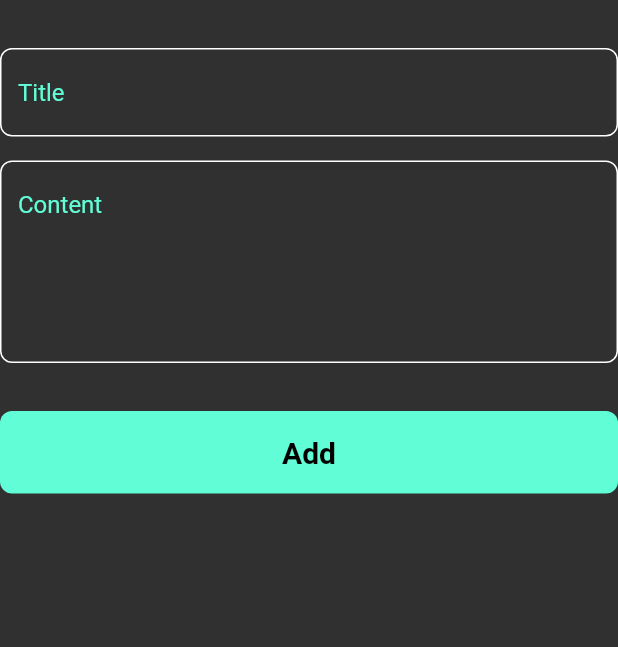
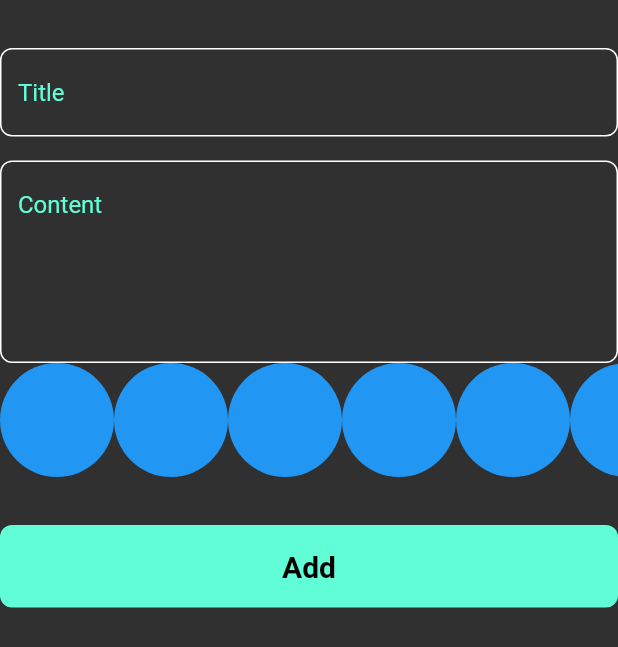
Before and after one commit to sagasameh/note_app, a Flutter app: the AddNotesForm widget shown alone on an empty page, opened directly, on a phone screen of 412 x 824 dp. Shown: the top 647 px of the screen. Run offline on Flutter 3.47's test engine with Material 2 defaults, Android fonts, the phone set to English and light mode, and no system bars; our stand-ins replace bloc, flutter_bloc, hive, hive_flutter, modal_progress_hud_nsn; accounts and stored records are empty.

Commit message:
Create colors listview part1

```diff
--- a/lib/widgets/add_note_form.dart
+++ b/lib/widgets/add_note_form.dart
@@ -4,6 +4,7 @@ import 'package:intl/intl.dart';
 import 'package:note_app/cubits/add_notes_cubit/add_notes_cubit.dart';
 import 'package:note_app/custom_button.dart';
 import 'package:note_app/models/note_model.dart';
+import 'package:note_app/widgets/colors_list_view.dart';
 import 'package:note_app/widgets/custom_text_field.dart';
 
 class AddNotesForm extends StatefulWidget {
@@ -45,6 +46,7 @@ class _AddNotesFormState extends State<AddNotesForm> {
               subTitle = value;
             },
           ),
+          const ColorsListView(),
           const SizedBox(
             height: 32,
           ),
--- /dev/null
+++ b/lib/widgets/colors_list_view.dart
@@ -0,0 +1,30 @@
+import 'package:flutter/material.dart';
+
+class ColorItem extends StatelessWidget {
+  const ColorItem({super.key});
+
+  @override
+  Widget build(BuildContext context) {
+    return const CircleAvatar(
+      radius: 38,
+      backgroundColor: Colors.blue,
+    );
+  }
+}
+
+class ColorsListView extends StatelessWidget {
+  const ColorsListView({super.key});
+
+  @override
+  Widget build(BuildContext context) {
+    return SizedBox(
+      height: 38 * 2,
+      child: ListView.builder(
+          itemCount: 10,
+          scrollDirection: Axis.horizontal,
+          itemBuilder: (context, index) {
+            return const ColorItem();
+          }),
+    );
+  }
+}
```
